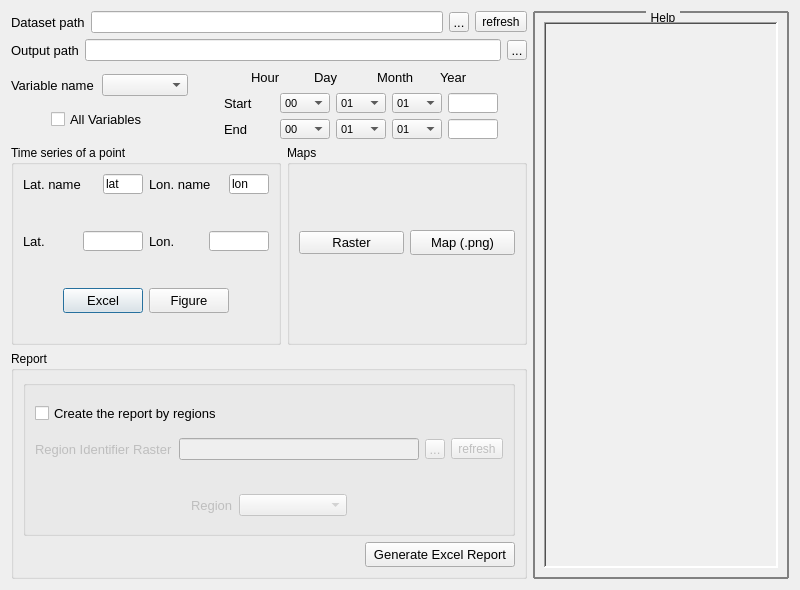
The window that waterpybal_ui_py_inc_functions/waterpybal_ui_design/visual.ui (IDAEA-EVS/waterpybal) describes before a commit, drawn with Qt 5.
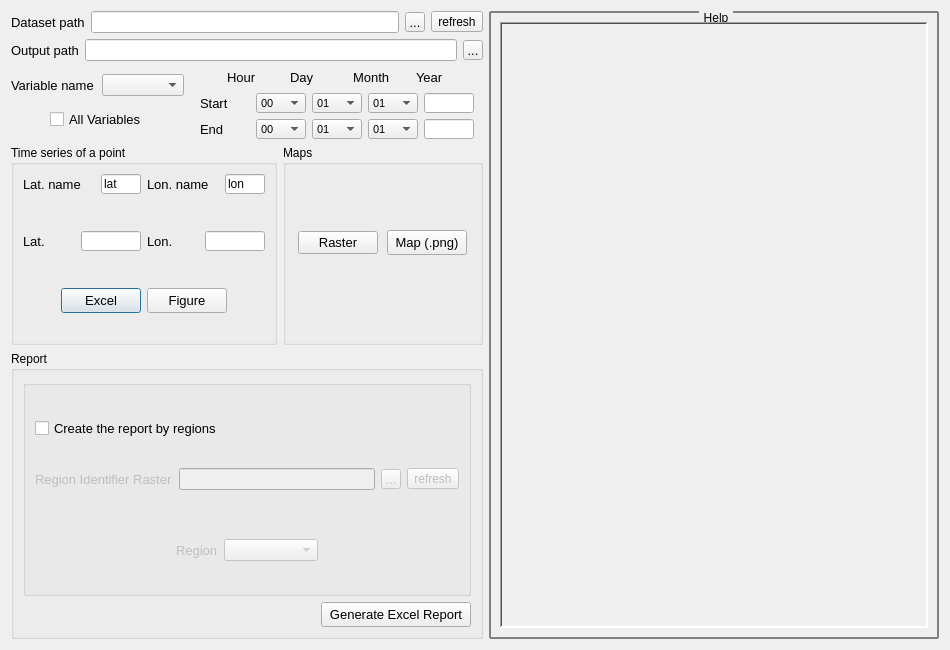
The same window after the commit.

Patch:
```diff
--- a/waterpybal_ui_py_inc_functions/waterpybal_ui_design/visual.ui
+++ b/waterpybal_ui_py_inc_functions/waterpybal_ui_design/visual.ui
@@ -6,14 +6,14 @@
    <rect>
     <x>0</x>
     <y>0</y>
-    <width>800</width>
-    <height>590</height>
+    <width>950</width>
+    <height>650</height>
    </rect>
   </property>
   <property name="minimumSize">
    <size>
-    <width>800</width>
-    <height>590</height>
+    <width>950</width>
+    <height>650</height>
    </size>
   </property>
   <property name="maximumSize">
@@ -1237,9 +1237,15 @@
       <layout class="QHBoxLayout" name="horizontalLayout_10">
        <item>
         <widget class="QGroupBox" name="groupBox">
+         <property name="sizePolicy">
+          <sizepolicy hsizetype="Minimum" vsizetype="Preferred">
+           <horstretch>0</horstretch>
+           <verstretch>0</verstretch>
+          </sizepolicy>
+         </property>
          <property name="minimumSize">
           <size>
-           <width>240</width>
+           <width>220</width>
            <height>140</height>
           </size>
          </property>
@@ -1577,9 +1583,15 @@
        </item>
        <item>
         <widget class="QGroupBox" name="groupBox_2">
+         <property name="sizePolicy">
+          <sizepolicy hsizetype="Minimum" vsizetype="Preferred">
+           <horstretch>0</horstretch>
+           <verstretch>0</verstretch>
+          </sizepolicy>
+         </property>
          <property name="minimumSize">
           <size>
-           <width>240</width>
+           <width>200</width>
            <height>140</height>
           </size>
          </property>
@@ -1611,11 +1623,17 @@
             <item>
              <widget class="QPushButton" name="pushButton_maps_raster">
               <property name="sizePolicy">
-               <sizepolicy hsizetype="Expanding" vsizetype="Fixed">
+               <sizepolicy hsizetype="Maximum" vsizetype="Fixed">
                 <horstretch>0</horstretch>
                 <verstretch>0</verstretch>
                </sizepolicy>
               </property>
+              <property name="minimumSize">
+               <size>
+                <width>80</width>
+                <height>0</height>
+               </size>
+              </property>
               <property name="font">
                <font>
                 <pointsize>10</pointsize>
@@ -1629,14 +1647,14 @@
             <item>
              <widget class="QPushButton" name="pushButton_map_figure">
               <property name="sizePolicy">
-               <sizepolicy hsizetype="Expanding" vsizetype="Fixed">
+               <sizepolicy hsizetype="Maximum" vsizetype="Fixed">
                 <horstretch>0</horstretch>
                 <verstretch>0</verstretch>
                </sizepolicy>
               </property>
               <property name="minimumSize">
                <size>
-                <width>0</width>
+                <width>80</width>
                 <height>25</height>
                </size>
               </property>
@@ -1945,9 +1963,15 @@
    </item>
    <item>
     <widget class="QGroupBox" name="groupBox_help">
+     <property name="sizePolicy">
+      <sizepolicy hsizetype="MinimumExpanding" vsizetype="MinimumExpanding">
+       <horstretch>0</horstretch>
+       <verstretch>0</verstretch>
+      </sizepolicy>
+     </property>
      <property name="minimumSize">
       <size>
-       <width>150</width>
+       <width>450</width>
        <height>0</height>
       </size>
      </property>
```
